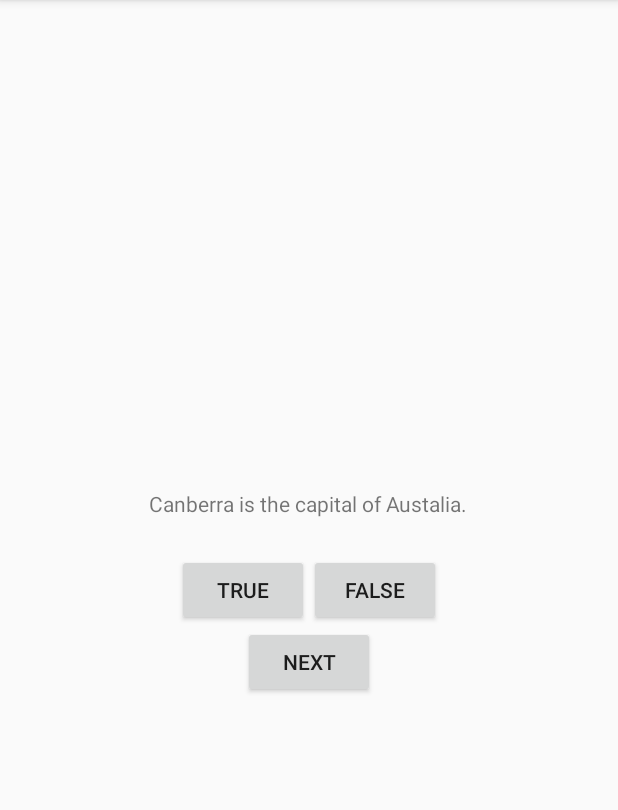
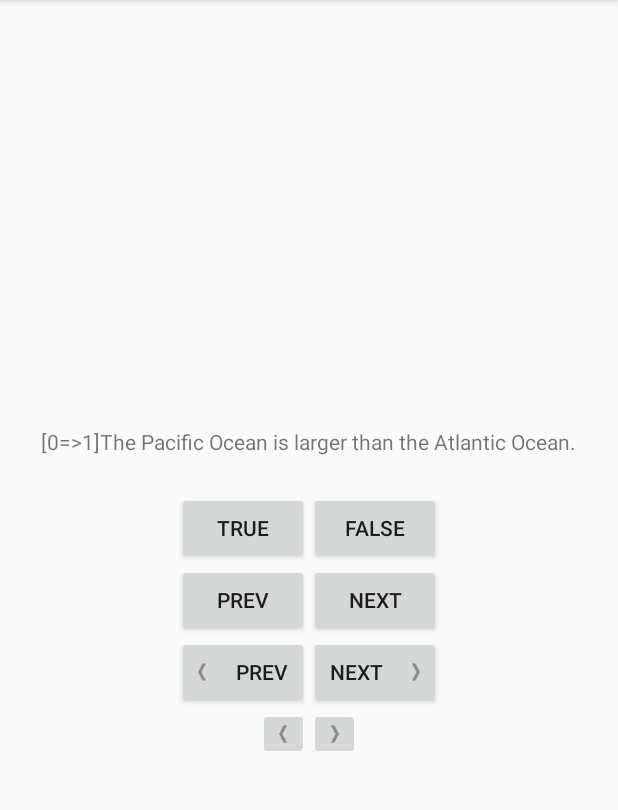
Before and after one commit to rednoax/preparation, an Android app: the screen it shows after launch (GeoQuizActivity), on a phone screen of 412 x 824 dp, the part 84-894 px from its top. Run offline under Robolectric (Android 15) with nearby library versions, the phone set to English and light mode, and no system bars.

Commit message:
My version of chapter 2's challenge
There is bug in updateQuestion in onCreate

```diff
--- a/java/AndroidProgramming3e/02_MVC/GeoQuiz2/app/src/main/java/com/bignerdranch/android/geoquiz/GeoQuizActivity.java
+++ b/java/AndroidProgramming3e/02_MVC/GeoQuiz2/app/src/main/java/com/bignerdranch/android/geoquiz/GeoQuizActivity.java
@@ -5,12 +5,18 @@ import android.os.Bundle;
 import android.widget.Button;
 import android.widget.TextView;
 import android.widget.Toast;
+import android.widget.ImageButton;
 import android.view.View;
+import android.util.Log;
 
 public class GeoQuizActivity extends AppCompatActivity {
+    private static final String TAG = "QuizActivity";
     private Button mTrueButton;
     private Button mFalseButton;
-    private Button mNextButton;
+    private Button[] mPrevButton = new Button[2];
+    private Button[] mNextButton = new Button[2];
+    private ImageButton mPrevImageButton;
+    private ImageButton mNextImageButton;
     private TextView mQuestionTextView;
     private int mCurrentIndex = 0;//verbose assignment
     private Question[] mQuestionBank = new Question[] {
@@ -27,9 +33,14 @@ public class GeoQuizActivity extends AppCompatActivity {
         setContentView(R.layout.activity_main);
         mTrueButton = (Button)findViewById(R.id.true_button);
         mFalseButton = (Button)findViewById(R.id.false_button);
-        mNextButton = (Button)findViewById(R.id.next_button);
+        mPrevButton[0] = (Button)findViewById(R.id.prev_button);
+        mPrevButton[1] = (Button)findViewById(R.id.prev_button2);
+        mPrevImageButton = (ImageButton)findViewById(R.id.prev_button3);
+        mNextButton[0] = (Button)findViewById(R.id.next_button);
+        mNextButton[1] = (Button)findViewById(R.id.next_button2);
+        mNextImageButton = (ImageButton)findViewById(R.id.next_button3);
         mQuestionTextView = (TextView)findViewById(R.id.question_text_view);
-        updateQuestion();
+        updateQuestion(true);
         mTrueButton.setOnClickListener(new View.OnClickListener() {
             @Override
             public void onClick(View v) {
@@ -42,17 +53,54 @@ public class GeoQuizActivity extends AppCompatActivity {
                 checkAnswer(false);
             }
         });
-        mNextButton.setOnClickListener(new View.OnClickListener() {
+        for (int i = 0; i < mNextButton.length; i++) {
+            mPrevButton[i].setOnClickListener(new View.OnClickListener() {
+                @Override
+                public void onClick(View v) {
+                    updateQuestion(false);
+                }
+            });
+            mNextButton[i].setOnClickListener(new View.OnClickListener() {
+                @Override
+                public void onClick(View v) {
+                    updateQuestion(true);//mQuestionTextView.setText(mQuestionBank[mCurrentIndex].getTextResId());
+                }
+            });
+        }
+        mPrevImageButton.setOnClickListener(new View.OnClickListener() {
             @Override
             public void onClick(View v) {
-                mCurrentIndex = (mCurrentIndex + 1) % mQuestionBank.length;
-                updateQuestion();//mQuestionTextView.setText(mQuestionBank[mCurrentIndex].getTextResId());
+                updateQuestion(false);
+            }
+        });
+        mNextImageButton.setOnClickListener(new View.OnClickListener() {
+            @Override
+            public void onClick(View v) {
+                updateQuestion(true);
+            }
+        });
+        mQuestionTextView.setOnClickListener(new View.OnClickListener() {
+            @Override
+            public void onClick(View v) {
+                updateQuestion(true);
             }
         });
     }
-    private void updateQuestion() {
+    private void updateQuestion(boolean inc) {
+        int oldIndex = mCurrentIndex;
+        if (inc)
+            mCurrentIndex = (mCurrentIndex + 1) % mQuestionBank.length;
+        else {
+            mCurrentIndex -= 1;
+            if (mCurrentIndex < 0)
+                mCurrentIndex = mQuestionBank.length - 1;
+        }
+        String string = String.format("%d=>%d%n", oldIndex, mCurrentIndex);
+        Log.v(TAG, string);
         int question = mQuestionBank[mCurrentIndex].getTextResId();
-        mQuestionTextView.setText(question);
+        string = String.format("[%d=>%d]%s", oldIndex, mCurrentIndex, getResources().getString(question));
+        //mQuestionTextView.setText(question);
+        mQuestionTextView.setText(string);
     }
     private void checkAnswer(boolean userPressedTrue) {
         int messageResId;
--- a/java/AndroidProgramming3e/02_MVC/GeoQuiz2/app/src/main/res/layout/activity_main.xml
+++ b/java/AndroidProgramming3e/02_MVC/GeoQuiz2/app/src/main/res/layout/activity_main.xml
@@ -25,9 +25,54 @@
             android:layout_height="wrap_content"
             android:text="@string/false_button"/>
     </LinearLayout>
-    <Button
-        android:id="@+id/next_button"
+    <LinearLayout
         android:layout_width="wrap_content"
         android:layout_height="wrap_content"
-        android:text="@string/next_button"/>
+        android:orientation="horizontal">
+        <!--the above attribute orientation can be ignored as it's horizontal by default"-->
+        <Button
+            android:id="@+id/prev_button"
+            android:layout_width="wrap_content"
+            android:layout_height="wrap_content"
+            android:text="@string/prev_button"/>
+        <Button
+            android:id="@+id/next_button"
+            android:layout_width="wrap_content"
+            android:layout_height="wrap_content"
+            android:text="@string/next_button" />
+    </LinearLayout>
+    <LinearLayout
+        android:layout_width="wrap_content"
+        android:layout_height="wrap_content"
+        android:orientation="horizontal">
+        <Button
+            android:id="@+id/prev_button2"
+            android:layout_width="wrap_content"
+            android:layout_height="wrap_content"
+            android:text="@string/prev_button"
+            android:drawableStart="@drawable/arrow_left"
+            android:drawablePadding="15dp" />
+        <Button
+            android:id="@+id/next_button2"
+            android:layout_width="wrap_content"
+            android:layout_height="wrap_content"
+            android:text="@string/next_button"
+            android:drawableEnd="@drawable/arrow_right"
+            android:drawablePadding="15dp" />
+    </LinearLayout>
+    <LinearLayout
+        android:layout_width="wrap_content"
+        android:layout_height="wrap_content"
+        android:orientation="horizontal">
+        <ImageButton
+            android:id="@+id/prev_button3"
+            android:layout_width="wrap_content"
+            android:layout_height="wrap_content"
+            android:src="@drawable/arrow_left" />
+        <ImageButton
+            android:id="@+id/next_button3"
+            android:layout_width="wrap_content"
+            android:layout_height="wrap_content"
+            android:src="@drawable/arrow_right" />
+    </LinearLayout>
 </LinearLayout>
--- a/java/AndroidProgramming3e/02_MVC/GeoQuiz2/app/src/main/res/values/strings.xml
+++ b/java/AndroidProgramming3e/02_MVC/GeoQuiz2/app/src/main/res/values/strings.xml
@@ -3,6 +3,7 @@
     <string name="true_button">True</string>
     <string name="false_button">False</string>
     <string name="next_button">Next</string>
+    <string name="prev_button">Prev</string>
     <string name="correct_toast">Correct!</string>
     <string name="incorrect_toast">Incorrect!</string>
     <string name="question_australia">Canberra is the capital of Austalia.</string>
```
Also changed, not shown: java/AndroidProgramming3e/02_MVC/GeoQuiz2/app/src/main/res/drawable-hdpi/arrow_left.png (added), java/AndroidProgramming3e/02_MVC/GeoQuiz2/app/src/main/res/drawable-hdpi/arrow_right.png (added), java/AndroidProgramming3e/02_MVC/GeoQuiz2/app/src/main/res/drawable-mdpi/arrow_left.png (added), java/AndroidProgramming3e/02_MVC/GeoQuiz2/app/src/main/res/drawable-mdpi/arrow_right.png (added), java/AndroidProgramming3e/02_MVC/GeoQuiz2/app/src/main/res/drawable-xhdpi/arrow_left.png (added), java/AndroidProgramming3e/02_MVC/GeoQuiz2/app/src/main/res/drawable-xhdpi/arrow_right.png (added), java/AndroidProgramming3e/02_MVC/GeoQuiz2/app/src/main/res/drawable-xxhdpi/arrow_left.png (added), java/AndroidProgramming3e/02_MVC/GeoQuiz2/app/src/main/res/drawable-xxhdpi/arrow_right.png (added).
